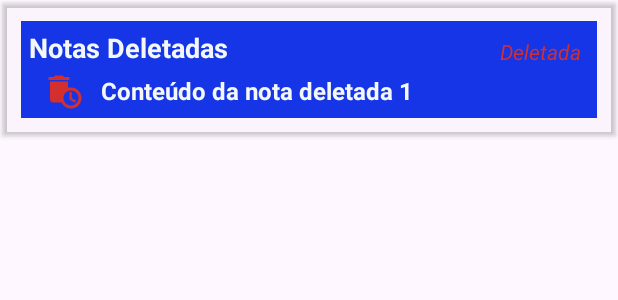
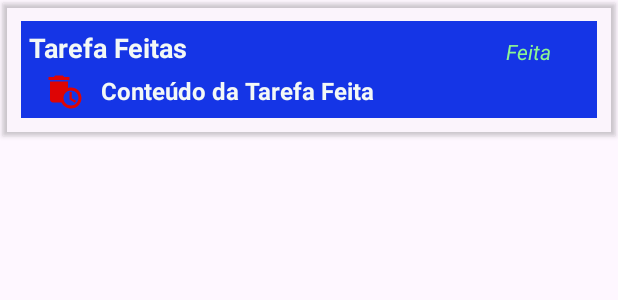
Before and after one commit to gabreucast/Projeto-To-Do-List, an Android app: the layout fragment_completedtask_list.xml on its own in the app's theme, with its tools: preview values and no code run, on a phone screen of 412 x 824 dp. Shown: the top 300 px of the screen. Run offline under Robolectric (Android 15) with nearby library versions, the phone set to English and light mode, and no system bars.

```diff
--- a/ProjetoToDoList/app/src/main/java/model/ListEntity.kt
+++ b/ProjetoToDoList/app/src/main/java/model/ListEntity.kt
@@ -6,7 +6,7 @@ import androidx.room.PrimaryKey
 
 @Entity
 data class ListEntity(
-    @PrimaryKey(autoGenerate = true) val id: Int = 0,
+    @PrimaryKey(autoGenerate = true) val id: Long = 0,  // Cambiar Int a Long
     @ColumnInfo(name = "first_name") val title: String,
     @ColumnInfo(name = "last_name") val task: String
 )
--- a/ProjetoToDoList/app/src/main/res/layout/fragment_completedtask_list.xml
+++ b/ProjetoToDoList/app/src/main/res/layout/fragment_completedtask_list.xml
@@ -18,7 +18,7 @@
         <androidx.appcompat.widget.AppCompatTextView
             android:id="@+id/titleTV"
             style="@style/DeletedNoteTitleText"
-            android:text="@string/notas_deletadas"
+            android:text="@string/tarefaFeita"
             app:layout_constraintStart_toStartOf="parent"
             app:layout_constraintTop_toTopOf="parent" />
 
@@ -33,7 +33,8 @@
         <androidx.appcompat.widget.AppCompatTextView
             android:id="@+id/statusTextView"
             style="@style/DeletedStatusTextView"
-            android:text="@string/statusDeleted"
+            android:text="@string/statusFeita"
+            android:layout_marginEnd="25dp"
             app:layout_constraintEnd_toEndOf="parent"
             app:layout_constraintTop_toTopOf="parent"/>
 
@@ -41,7 +42,7 @@
         <androidx.appcompat.widget.AppCompatTextView
             android:id="@+id/taskTV"
             style="@style/DeletedNoteContentTextView"
-            android:text="@string/task_deleted"
+            android:text="@string/taskFeita"
             app:layout_constraintStart_toEndOf="@id/imageView"
             app:layout_constraintTop_toBottomOf="@id/titleTV" />
     </androidx.constraintlayout.widget.ConstraintLayout>
--- a/ProjetoToDoList/app/src/main/res/layout/fragment_task_list.xml
+++ b/ProjetoToDoList/app/src/main/res/layout/fragment_task_list.xml
@@ -18,7 +18,7 @@
 
         <!-- CheckBox para marcar a tarefa como completa -->
         <CheckBox
-            android:id="@+id/checkTask1"
+            android:id="@+id/checkTask"
             style="@style/TaskCheckBoxStyle"
             android:layout_alignParentStart="true" />
 
@@ -26,7 +26,7 @@
         <androidx.appcompat.widget.AppCompatTextView
             android:id="@+id/titleTV"
             style="@style/TaskTextViewStyle"
-            android:layout_toEndOf="@id/checkTask1"
+            android:layout_toEndOf="@id/checkTask"
             android:text="@string/titleTask" />
 
             <!-- Texto da tarefa -->
@@ -34,7 +34,7 @@
             android:id="@+id/taskTV"
             style="@style/TaskTextView"
             android:layout_below="@id/titleTV"
-            android:layout_toEndOf="@id/checkTask1"
+            android:layout_toEndOf="@id/checkTask"
             android:text="@string/task" />
 
         <!-- Botão para editar a tarefa -->
--- a/ProjetoToDoList/app/src/main/res/values/colors.xml
+++ b/ProjetoToDoList/app/src/main/res/values/colors.xml
@@ -15,8 +15,12 @@
     <!-- Cor do botão de adicionar tarefa -->
     <color name="addButton">#1535E6</color>
 
-    <!-- colors vermelho do icone lixeira -->
-    <color name="deletedIconTint">#D32F2F</color>
+    <!-- colors verde da tarefa feita -->
+    <color name="tarefaFeita">#8DF691</color>
+
+    <!-- colors verde do icone lixeira -->
+    <color name="doneIconTint">#DE0404</color>
+
 
 
 </resources>
--- a/ProjetoToDoList/app/src/main/res/values/strings.xml
+++ b/ProjetoToDoList/app/src/main/res/values/strings.xml
@@ -31,7 +31,7 @@
     <string name="tarefaHint">Descrição</string>
 
     <!-- Status que indica que a tarefa foi deletada -->
-    <string name="statusDeleted">Deletada</string>
+    <string name="statusFeita">Feita</string>
 
     <!-- Texto do botão que exclui uma tarefa -->
     <string name="buttonDeleteTask">Botão para Excluir Tarefa</string>
@@ -43,10 +43,10 @@
     <string name="cancel">CANCELAR</string>
 
     <!-- Título para a seção que exibe as notas deletadas -->
-    <string name="notas_deletadas">Notas Deletadas</string>
+    <string name="tarefaFeita">Tarefa Feitas</string>
 
     <!-- Texto que descreve uma tarefa deletada -->
-    <string name="task_deleted">Conteúdo da nota deletada 1</string>
+    <string name="taskFeita">Conteúdo da Tarefa Feita</string>
 
     <!-- Nome genérico da tarefa -->
     <string name="task">Tarefa 1</string>
@@ -64,7 +64,7 @@
     <string name="confirm_title">Confirmação</string>
 
     <!-- Mensagem do diálogo de confirmação para ações importantes -->
-    <string name="confirm_message">Você tem certeza de que deseja continuar?</string>
+    <string name="confirm_message">Você tem certeza de que deseja eliminar esta tarefa?</string>
 
     <!-- Texto do botão positivo no diálogo de confirmação -->
     <string name="confirm_positive">Sim</string>
@@ -78,7 +78,8 @@
     <!-- Texto do botão para adicionar uma nova tarefa -->
     <string name="addTask">Adicionar tarefa</string>
 
-    <string name="taskUpdated">Tarefa atualizada</string>
+    <!-- Texto do botão para atualizar uma tarefa -->
+    <string name="taskUpdated">Tarefa atualizada!</string>
 
 
 </resources>
--- a/ProjetoToDoList/app/src/main/res/values/styles.xml
+++ b/ProjetoToDoList/app/src/main/res/values/styles.xml
@@ -132,7 +132,7 @@
     <style name="TaskCheckBoxStyle">
         <item name="android:layout_width">wrap_content</item>
         <item name="android:layout_height">wrap_content</item>
-        <item name="android:color">@color/titleColor</item>
+        <item name="android:buttonTint">@color/white</item>
     </style>
 
     <!-- style para o TextView fragment_list -->
@@ -143,7 +143,7 @@
         <item name="android:textColor">@color/letraColor</item>
         <item name="android:textSize">18sp</item>
         <item name="android:textStyle">bold</item>
-        <item name="android:layout_toEndOf">@id/checkTask1</item>
+        <item name="android:layout_toEndOf">@id/checkTask</item>
     </style>
 
     <!-- Style para los textos de tarea -->
@@ -191,17 +191,17 @@
         <item name="android:layout_marginTop">5dp</item>
         <item name="android:contentDescription">Deletada</item>
         <item name="android:src">@drawable/baseline_auto_delete_24</item>
-        <item name="android:tint">@color/deletedIconTint</item>
+        <item name="android:tint">@color/doneIconTint</item>
     </style>
 
-    <!-- style para o indicador de status "Deletada" fragment_completedtask -->
+    <!-- style para o indicador de status da tarefa "Feita" fragment_completedtask -->
     <style name="DeletedStatusTextView">
         <item name="android:layout_width">wrap_content</item>
         <item name="android:layout_height">wrap_content</item>
         <item name="android:layout_marginTop">5dp</item>
         <item name="android:layout_marginEnd">5dp</item>
         <item name="android:paddingStart">8dp</item>
-        <item name="android:textColor">@color/deletedIconTint</item>
+        <item name="android:textColor">@color/tarefaFeita</item>
         <item name="android:textStyle">italic</item>
     </style>
 
```
Also changed, not shown: ProjetoToDoList/app/src/main/java/com/gabreucast/projetotodolist/Fragmets/fragment_principal_edit.kt (+18 -18 lines), ProjetoToDoList/app/src/main/java/ui/MainActivity.kt (+35 -13 lines), ProjetoToDoList/app/src/main/java/ui/TaskAdapter.kt (+15 -10 lines), 2 other files.
